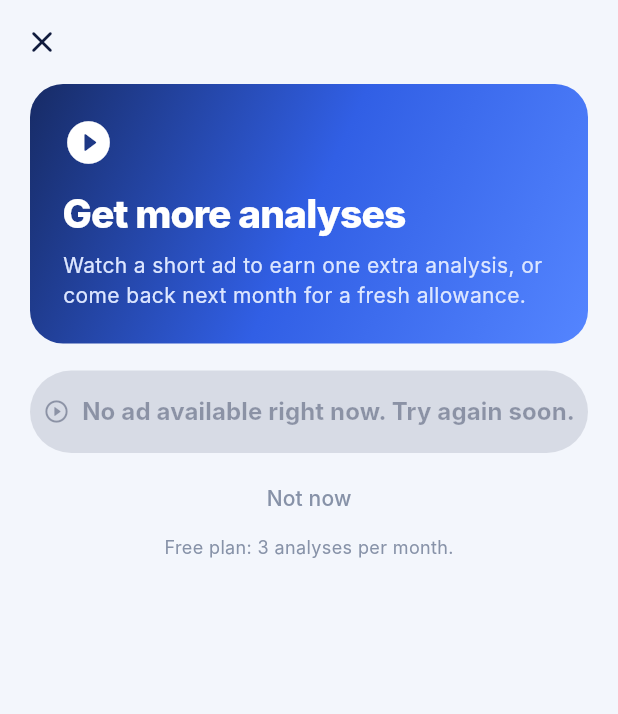
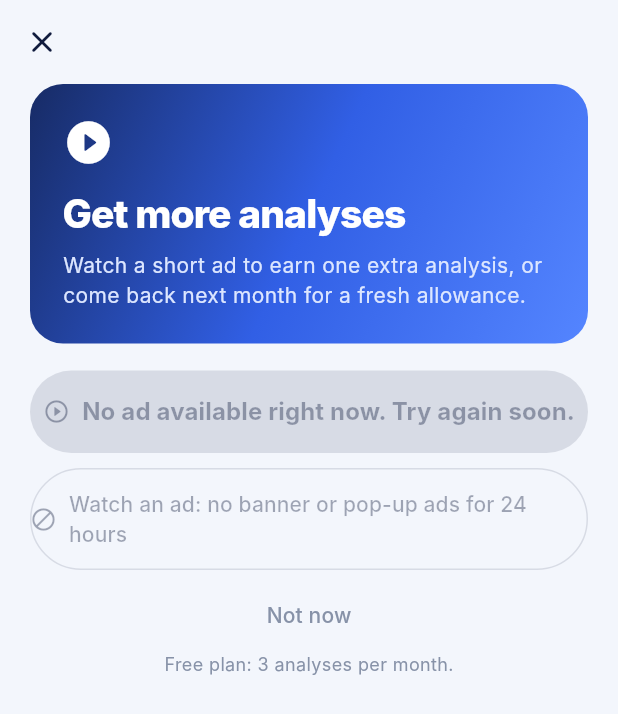
Before and after one commit to aminemtar/Document-Analyser, a Flutter app: the MoreAnalysesPage screen opened directly, on a phone screen of 412 x 824 dp. Shown: the top 714 px of the screen. Run offline on Flutter 3.47's test engine with Material 3 defaults, Android fonts, the phone set to English and light mode, and no system bars; our stand-ins replace file_picker, flutter_dotenv, flutter_local_notifications, google_fonts, google_mobile_ads, image_picker and 3 more; missing offline and left inert: google_mlkit_text_recognition, pdfx, syncfusion_flutter_pdf; accounts and stored records are empty.

Commit message:
Smarter ads: grace period, daily caps, adaptive banner, retries, rewarded ad-free day and bonus questions
Co-Authored-By: Claude Sonnet 5.5 <noreply@anthropic.com>
Claude-Session: https://claude.ai/code/session_01MSbEKDSyKVLGoJQ4xHBbzo

```diff
--- a/lib/l10n/translations.dart
+++ b/lib/l10n/translations.dart
@@ -225,6 +225,14 @@ const Map<String, String> frTexts = {
   "No ad available right now. Try again soon.": "Aucune publicité disponible pour le moment. Réessayez bientôt.",
   "Watch a short ad to earn one extra analysis, or come back next month for a fresh allowance.": "Regardez une courte publicité pour gagner une analyse de plus, ou revenez le mois prochain pour un nouveau quota.",
   "Get more analyses": "Obtenir plus d’analyses",
+  "Ads are paused for you right now": "Les publicités sont en pause pour vous",
+  "Watch an ad: no banner or pop-up ads for 24 hours": "Regarder une pub : sans bannières ni pubs plein écran pendant 24 h",
+  "You have reached today’s limit of ad rewards. Come back tomorrow.": "Vous avez atteint la limite de récompenses publicitaires du jour. Revenez demain.",
+  "You earned 24 hours without banner or pop-up ads.": "Vous avez gagné 24 heures sans bannières ni pubs plein écran.",
+  "You earned 5 more questions today.": "Vous avez gagné 5 questions de plus aujourd’hui.",
+  "Watch a short ad to get 5 more questions today.": "Regardez une courte publicité pour obtenir 5 questions de plus aujourd’hui.",
+  "Watch ad": "Voir la pub",
+  "Daily questions used": "Questions du jour utilisées",
 };
 
 /// English text -> Arabic.
@@ -451,6 +459,14 @@ const Map<String, String> arTexts = {
   "No ad available right now. Try again soon.": "لا يوجد إعلان متاح الآن. حاول مجددًا قريبًا.",
   "Watch a short ad to earn one extra analysis, or come back next month for a fresh allowance.": "شاهد إعلانًا قصيرًا لتربح تحليلًا إضافيًا، أو عد الشهر القادم لحصة جديدة.",
   "Get more analyses": "احصل على المزيد من التحليلات",
+  "Ads are paused for you right now": "الإعلانات متوقفة لك الآن",
+  "Watch an ad: no banner or pop-up ads for 24 hours": "شاهد إعلانًا: بدون بانر أو إعلانات منبثقة لمدة 24 ساعة",
+  "You have reached today’s limit of ad rewards. Come back tomorrow.": "بلغت الحد اليومي لمكافآت الإعلانات. عد غدًا.",
+  "You earned 24 hours without banner or pop-up ads.": "ربحت 24 ساعة بدون إعلانات البانر أو الإعلانات المنبثقة.",
+  "You earned 5 more questions today.": "ربحت 5 أسئلة إضافية اليوم.",
+  "Watch a short ad to get 5 more questions today.": "شاهد إعلانًا قصيرًا لتحصل على 5 أسئلة إضافية اليوم.",
+  "Watch ad": "شاهد الإعلان",
+  "Daily questions used": "استُخدمت أسئلة اليوم",
 };
 
 /// Texts with numbers or names inside: (pattern, French, Arabic).
--- a/lib/screens/more_analyses_page.dart
+++ b/lib/screens/more_analyses_page.dart
@@ -16,6 +16,7 @@ class _MoreAnalysesPageState extends State<MoreAnalysesPage> {
   void initState() {
     super.initState();
     AdService.rewardedReady.addListener(_refresh);
+    _load();
   }
 
   void _refresh() {
@@ -28,10 +29,39 @@ class _MoreAnalysesPageState extends State<MoreAnalysesPage> {
     super.dispose();
   }
 
+  bool canWatch = true;
+  bool adFree = false;
+
+  Future<void> _load() async {
+    final watch = await UsageService.canWatchRewarded();
+    final free = await UsageService.isAdFree();
+    if (mounted) {
+      setState(() {
+        canWatch = watch;
+        adFree = free;
+      });
+    }
+  }
+
+  /// A rewarded ad is worth far more than a banner view, so one ad buys a
+  /// full day without banners or pop-up ads.
+  Future<void> _watchForAdFree() async {
+    final earned = await AdService.showRewarded();
+    if (!mounted || !earned) return;
+    await UsageService.recordRewarded();
+    await UsageService.grantAdFree();
+    if (!mounted) return;
+    ScaffoldMessenger.of(context).showSnackBar(SnackBar(
+        content: Text('You earned 24 hours without banner or pop-up ads.'),
+        behavior: SnackBarBehavior.floating));
+    await _load();
+  }
+
   Future<void> _watchAd() async {
     final earned = await AdService.showRewarded();
     if (!mounted) return;
     if (earned) {
+      await UsageService.recordRewarded();
       await UsageService.addBonus();
       if (!mounted) return;
       ScaffoldMessenger.of(context).showSnackBar(SnackBar(
@@ -82,6 +112,10 @@ class _MoreAnalysesPageState extends State<MoreAnalysesPage> {
                               height: 1.45)),
                     ])),
             const SizedBox(height: 18),
+            if (!canWatch)
+              Text('You have reached today’s limit of ad rewards. Come back tomorrow.',
+                  style: TextStyle(color: muted, fontSize: 13, height: 1.4))
+            else ...[
               SizedBox(
                   width: double.infinity,
                   child: FilledButton.icon(
@@ -97,6 +131,20 @@ class _MoreAnalysesPageState extends State<MoreAnalysesPage> {
                               : 'No ad available right now. Try again soon.',
                           style: const TextStyle(
                               fontSize: 16, fontWeight: FontWeight.w700)))),
+              const SizedBox(height: 10),
+              SizedBox(
+                  width: double.infinity,
+                  child: OutlinedButton.icon(
+                      onPressed: AdService.rewardedReady.value && !adFree
+                          ? _watchForAdFree
+                          : null,
+                      style: OutlinedButton.styleFrom(
+                          padding: const EdgeInsets.symmetric(vertical: 14)),
+                      icon: const Icon(Icons.block_rounded),
+                      label: Text(adFree
+                          ? 'Ads are paused for you right now'
+                          : 'Watch an ad: no banner or pop-up ads for 24 hours'))),
+            ],
             const SizedBox(height: 6),
             Center(
                 child: TextButton(
--- a/lib/services/ad_service.dart
+++ b/lib/services/ad_service.dart
@@ -3,16 +3,32 @@ import 'dart:io' show Platform;
 import 'package:flutter/foundation.dart';
 import 'package:google_mobile_ads/google_mobile_ads.dart';
 import '../config/ad_config.dart';
+import 'usage_service.dart';
 
-/// Whether an interstitial should be shown now. Pure, so it can be tested:
-/// at most one every [minGap], and only after [every] completed analyses.
+/// Whether an interstitial should be shown now. Pure, so it can be tested.
+///
+/// Gentle on purpose, because annoyed users leave and bad reviews cost more
+/// than the ads earn:
+/// - never before the user has completed [minTotalAnalyses] analyses, and not
+///   during their first [grace] after installing,
+/// - only after [every] completed analyses, at least [minGap] apart,
+/// - at most [maxPerDay] a day.
 bool shouldShowInterstitial({
   required int analysesSinceLastAd,
   required DateTime? lastShown,
   required DateTime now,
   int every = 2,
-  Duration minGap = const Duration(minutes: 3),
+  Duration minGap = const Duration(minutes: 4),
+  int totalAnalyses = 1 << 20,
+  int minTotalAnalyses = 3,
+  DateTime? firstRun,
+  Duration grace = const Duration(hours: 24),
+  int shownToday = 0,
+  int maxPerDay = 3,
 }) {
+  if (totalAnalyses < minTotalAnalyses) return false;
+  if (firstRun != null && now.difference(firstRun) < grace) return false;
+  if (shownToday >= maxPerDay) return false;
   if (analysesSinceLastAd < every) return false;
   if (lastShown != null && now.difference(lastShown) < minGap) return false;
   return true;
@@ -20,14 +36,24 @@ bool shouldShowInterstitial({
 
 /// AdMob: consent form, banner, interstitial and rewarded ads.
 ///
-/// Everything here is a no-op on unsupported platforms, in tests,
-/// users, and when ads fail to load, so the app never depends on an ad.
+/// Everything here is a no-op on unsupported platforms, in tests, while the
+/// user is ad-free, and when ads fail to load, so the app never depends on an ad.
 abstract final class AdService {
   /// True once the Mobile Ads SDK is initialized and ads may be requested.
   static final ValueNotifier<bool> ready = ValueNotifier(false);
 
   /// True while a rewarded ad is loaded and can be shown.
   static final ValueNotifier<bool> rewardedReady = ValueNotifier(false);
+
+  static int _interstitialFailures = 0;
+  static int _rewardedFailures = 0;
+
+  /// Tries again after a failed load, waiting longer each time (30 s, 60 s,
+  /// 2 min, ...) up to 5 attempts, so a bad connection does not hammer AdMob.
+  static void _retry(int attempt, void Function() load) {
+    if (attempt > 5) return;
+    Timer(Duration(seconds: 30 * (1 << (attempt - 1))), load);
+  }
 
   static InterstitialAd? _interstitial;
   static RewardedAd? _rewarded;
@@ -44,6 +70,8 @@ abstract final class AdService {
 
   static Future<void> init() async {
     if (!supported) return;
+    await UsageService.isAdFree();
+    await UsageService.firstRun();
     try {
       await _gatherConsent();
       if (!await ConsentInformation.instance.canRequestAds()) return;
@@ -97,8 +125,14 @@ abstract final class AdService {
       adUnitId: AdConfig.interstitial,
       request: const AdRequest(),
       adLoadCallback: InterstitialAdLoadCallback(
-        onAdLoaded: (ad) => _interstitial = ad,
-        onAdFailedToLoad: (_) => _interstitial = null,
+        onAdLoaded: (ad) {
+          _interstitial = ad;
+          _interstitialFailures = 0;
+        },
+        onAdFailedToLoad: (_) {
+          _interstitial = null;
+          _retry(++_interstitialFailures, _loadInterstitial);
+        },
       ),
     );
   }
@@ -111,26 +145,32 @@ abstract final class AdService {
       rewardedAdLoadCallback: RewardedAdLoadCallback(
         onAdLoaded: (ad) {
           _rewarded = ad;
+          _rewardedFailures = 0;
           rewardedReady.value = true;
         },
         onAdFailedToLoad: (_) {
           _rewarded = null;
           rewardedReady.value = false;
+          _retry(++_rewardedFailures, _loadRewarded);
         },
       ),
     );
   }
 
   /// Call after each successful analysis. Shows a full-screen ad at a natural
-  /// break, not too often, and for example after a finished analysis.
-  static void onAnalysisCompleted() {
+  /// break (the result is ready, the user has not started anything else),
+  /// following the gentle rules of [shouldShowInterstitial].
+  static Future<void> onAnalysisCompleted() async {
     if (!adsAllowed || !ready.value) return;
     _analysesSinceAd++;
     final now = DateTime.now();
     if (!shouldShowInterstitial(
         analysesSinceLastAd: _analysesSinceAd,
         lastShown: _lastInterstitial,
-        now: now)) {
+        now: now,
+        totalAnalyses: await UsageService.totalAnalyses(),
+        firstRun: await UsageService.firstRun(now: now),
+        shownToday: await UsageService.interstitialsToday(now: now))) {
       return;
     }
     final ad = _interstitial;
@@ -151,6 +191,7 @@ abstract final class AdService {
     );
     _analysesSinceAd = 0;
     _lastInterstitial = now;
+    await UsageService.recordInterstitial(now: now);
     ad.show();
   }
 
--- a/lib/services/usage_service.dart
+++ b/lib/services/usage_service.dart
@@ -1,3 +1,4 @@
+import 'dart:async';
 import 'package:flutter/foundation.dart';
 import 'package:shared_preferences/shared_preferences.dart';
 
@@ -14,7 +15,91 @@ abstract final class UsageService {
       'Daily limit reached for this feature. Please come back tomorrow.';
   static const _bonusKey = 'bonus_analyses';
 
+  /// Smart-ads rules (all local, see AdService).
+  static const maxInterstitialsPerDay = 3;
+  static const maxRewardedPerDay = 8;
+  static const questionBonusSize = 5;
+  static const adFreeDuration = Duration(hours: 24);
+  static const _firstRunKey = 'first_run_ms';
+  static const _totalKey = 'total_analyses';
+  static const _adFreeKey = 'ad_free_until_ms';
+
   static String _monthKey(DateTime now) => 'usage_${now.year}_${now.month}';
+
+  /// True while the user has earned an ad-free period by watching a rewarded ad.
+  static final ValueNotifier<bool> adFreeNotifier = ValueNotifier(false);
+  static Timer? _adFreeTimer;
+
+  static Future<DateTime?> adFreeUntil() async {
+    final ms = (await SharedPreferences.getInstance()).getInt(_adFreeKey);
+    return ms == null ? null : DateTime.fromMillisecondsSinceEpoch(ms);
+  }
+
+  /// Reads the saved ad-free period and keeps [adFreeNotifier] correct, also
+  /// when it runs out while the app is open.
+  static Future<bool> isAdFree({DateTime? now}) async {
+    final until = await adFreeUntil();
+    final t = now ?? DateTime.now();
+    final active = until != null && until.isAfter(t);
+    adFreeNotifier.value = active;
+    _adFreeTimer?.cancel();
+    if (active) {
+      _adFreeTimer = Timer(until.difference(t) + const Duration(seconds: 1),
+          () => isAdFree());
+    }
+    return active;
+  }
+
+  /// Starts (or extends) the ad-free period.
+  static Future<void> grantAdFree(
+      {Duration duration = adFreeDuration, DateTime? now}) async {
+    final t = now ?? DateTime.now();
+    final current = await adFreeUntil();
+    final base = current != null && current.isAfter(t) ? current : t;
+    await (await SharedPreferences.getInstance())
+        .setInt(_adFreeKey, base.add(duration).millisecondsSinceEpoch);
+    await isAdFree(now: now);
+  }
+
+  static String _adDayKey(String kind, DateTime now) =>
+      'ads_${kind}_${now.year}_${now.month}_${now.day}';
+
+  static Future<int> _count(String key) async =>
+      (await SharedPreferences.getInstance()).getInt(key) ?? 0;
+
+  static Future<void> _bump(String key, [int by = 1]) async {
+    final prefs = await SharedPreferences.getInstance();
+    await prefs.setInt(key, (prefs.getInt(key) ?? 0) + by);
+  }
+
+  static Future<int> interstitialsToday({DateTime? now}) =>
+      _count(_adDayKey('inter', now ?? DateTime.now()));
+  static Future<void> recordInterstitial({DateTime? now}) =>
+      _bump(_adDayKey('inter', now ?? DateTime.now()));
+
+  static Future<int> rewardedToday({DateTime? now}) =>
+      _count(_adDayKey('reward', now ?? DateTime.now()));
+  static Future<void> recordRewarded({DateTime? now}) =>
+      _bump(_adDayKey('reward', now ?? DateTime.now()));
+  static Future<bool> canWatchRewarded({DateTime? now}) async =>
+      await rewardedToday(now: now) < maxRewardedPerDay;
+
+  /// Extra assistant questions earned today by watching a rewarded ad.
+  static Future<void> addQuestionBonus(
+          [int count = questionBonusSize, DateTime? now]) =>
+      _bump(_adDayKey('askbonus', now ?? DateTime.now()), count);
+
+  /// When the app was first opened (saved the first time it is asked).
+  static Future<DateTime> firstRun({DateTime? now}) async {
+    final prefs = await SharedPreferences.getInstance();
+    final ms = prefs.getInt(_firstRunKey);
+    if (ms != null) return DateTime.fromMillisecondsSinceEpoch(ms);
+    final t = now ?? DateTime.now();
+    await prefs.setInt(_firstRunKey, t.millisecondsSinceEpoch);
+    return t;
+  }
+
+  static Future<int> totalAnalyses() => _count(_totalKey);
 
   static Future<int> used({DateTime? now}) async =>
       (await SharedPreferences.getInstance())
@@ -44,6 +129,7 @@ abstract final class UsageService {
   /// then earned bonus analyses.
   static Future<void> recordAnalysis({DateTime? now}) async {
     final prefs = await SharedPreferences.getInstance();
+    await prefs.setInt(_totalKey, (prefs.getInt(_totalKey) ?? 0) + 1);
     final key = _monthKey(now ?? DateTime.now());
     final usedNow = prefs.getInt(key) ?? 0;
     final bonusNow = prefs.getInt(_bonusKey) ?? 0;
@@ -61,8 +147,10 @@ abstract final class UsageService {
   /// 'ask') is allowed today.
   static Future<bool> canUseDaily(String kind, {DateTime? now}) async {
     final prefs = await SharedPreferences.getInstance();
-    final used = prefs.getInt(_dayKey(kind, now ?? DateTime.now())) ?? 0;
-    return used < (kind == 'ask' ? freeDailyQuestions : 1 << 30);
+    final day = now ?? DateTime.now();
+    final used = prefs.getInt(_dayKey(kind, day)) ?? 0;
+    final extra = prefs.getInt(_adDayKey('askbonus', day)) ?? 0;
+    return used < (kind == 'ask' ? freeDailyQuestions + extra : 1 << 30);
   }
 
   static Future<void> recordDaily(String kind, {DateTime? now}) async {
```
Also changed, not shown: lib/screens/assistant_page.dart (+7 -2 lines), lib/screens/compare_page.dart (+6 -2 lines), lib/widgets/ad_banner.dart (+34 -3 lines), lib/widgets/ad_offers.dart (added, +45 -0 lines), 1 other file. Lines whose indentation alone changed are shown as unchanged.
